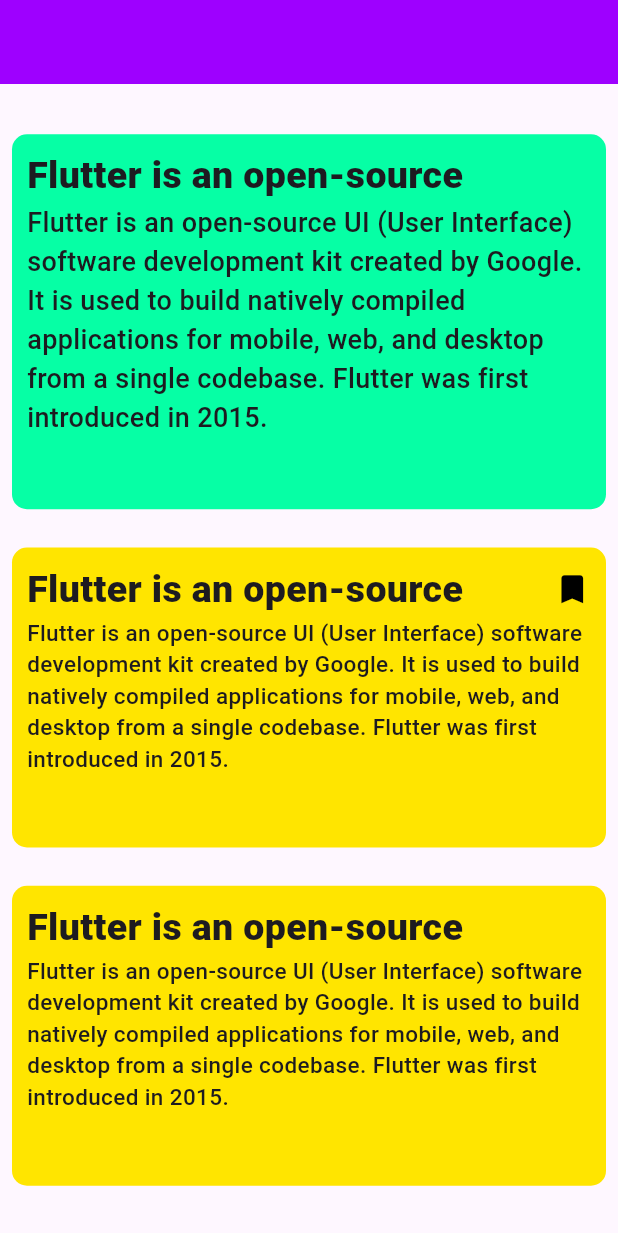
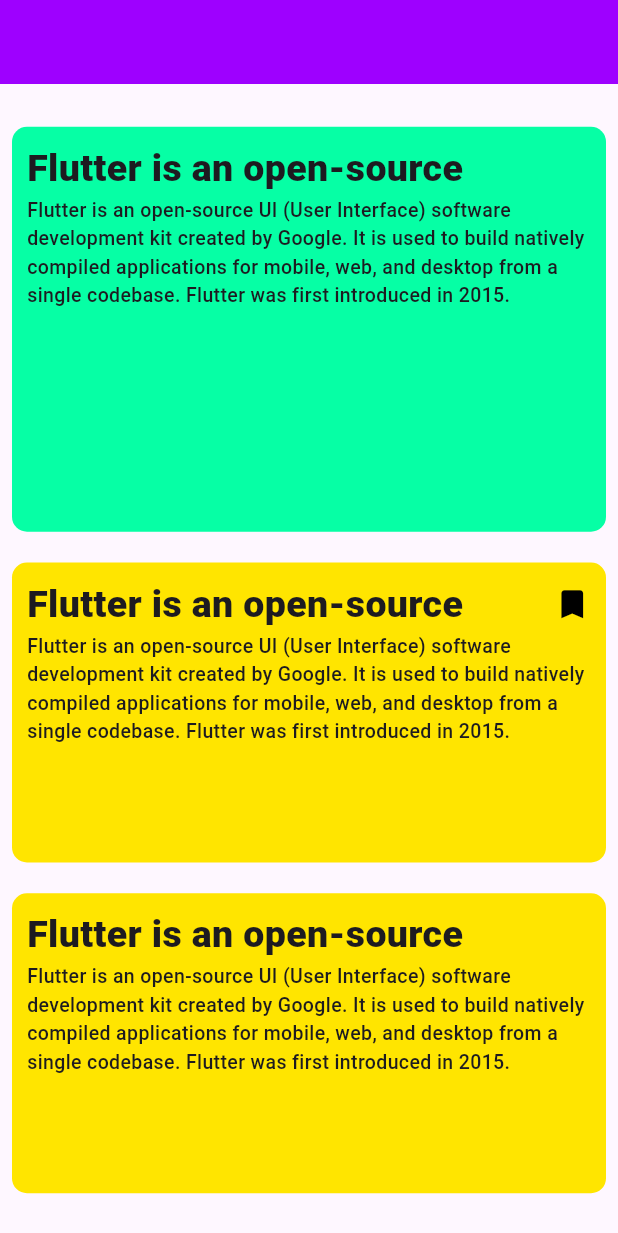
Before and after one commit to KrishanthaBSomarathna/Fultter-Tutorial, a Flutter app: the screen it shows after launch, on a phone screen of 412 x 824 dp. Shown: the top 1233 px of the screen. Run offline on Flutter 3.47's test engine with Material 3 defaults, Android fonts, the phone set to English and light mode, and no system bars; our stand-ins replace device_preview.

Commit message:
Update main.dart

```diff
--- a/lib/main.dart
+++ b/lib/main.dart
@@ -31,7 +31,7 @@ class MyApp extends StatelessWidget {
             children: [
               Container(
                 padding: EdgeInsets.all(10.0),
-                height: 250,
+                height: 270,
 
                 width: double.infinity,
                 decoration: BoxDecoration(
@@ -51,7 +51,7 @@ class MyApp extends StatelessWidget {
                     Text(
                       "Flutter is an open-source UI (User Interface) software development kit created by Google. It is used to build natively compiled applications for mobile, web, and desktop from a single codebase. Flutter was first introduced in 2015.",
                       style: TextStyle(
-                        fontSize: 18,
+                        fontSize: 13,
                         fontWeight: FontWeight.w500,
                       ),
                     ),
@@ -89,7 +89,7 @@ class MyApp extends StatelessWidget {
                     Text(
                       "Flutter is an open-source UI (User Interface) software development kit created by Google. It is used to build natively compiled applications for mobile, web, and desktop from a single codebase. Flutter was first introduced in 2015.",
                       style: TextStyle(
-                        fontSize: 15,
+                        fontSize: 13,
                         fontWeight: FontWeight.w500,
                       ),
                     ),
@@ -117,7 +117,7 @@ class MyApp extends StatelessWidget {
                     Text(
                       "Flutter is an open-source UI (User Interface) software development kit created by Google. It is used to build natively compiled applications for mobile, web, and desktop from a single codebase. Flutter was first introduced in 2015.",
                       style: TextStyle(
-                        fontSize: 15,
+                        fontSize: 13,
                         fontWeight: FontWeight.w500,
                       ),
                     ),
```
